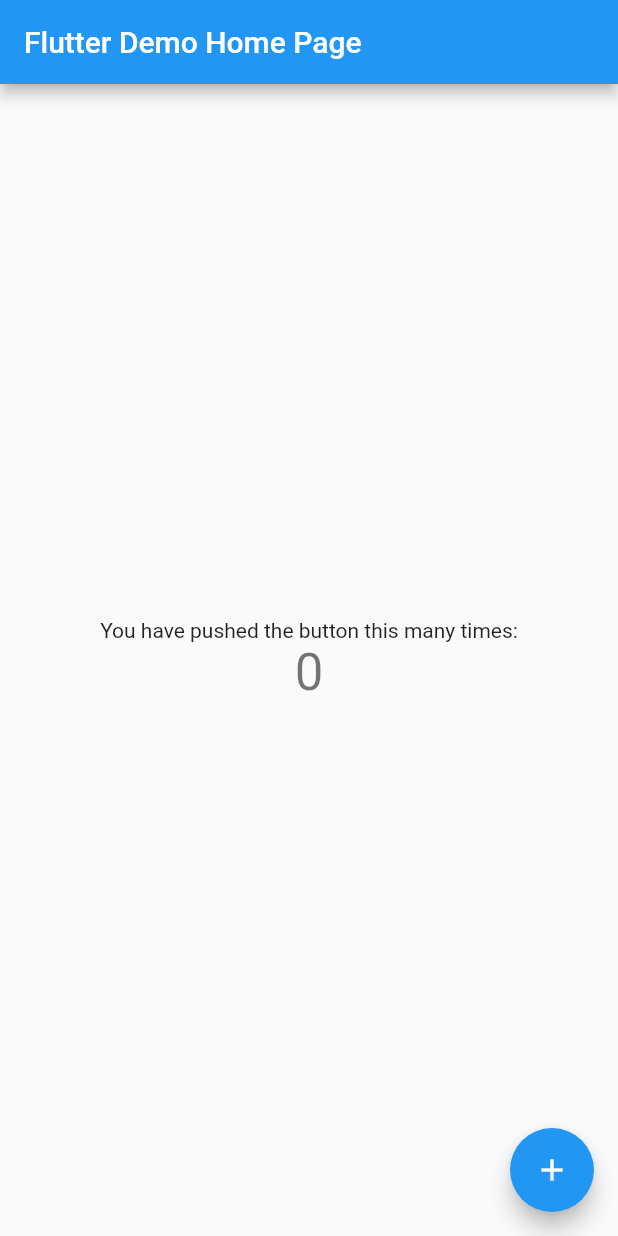
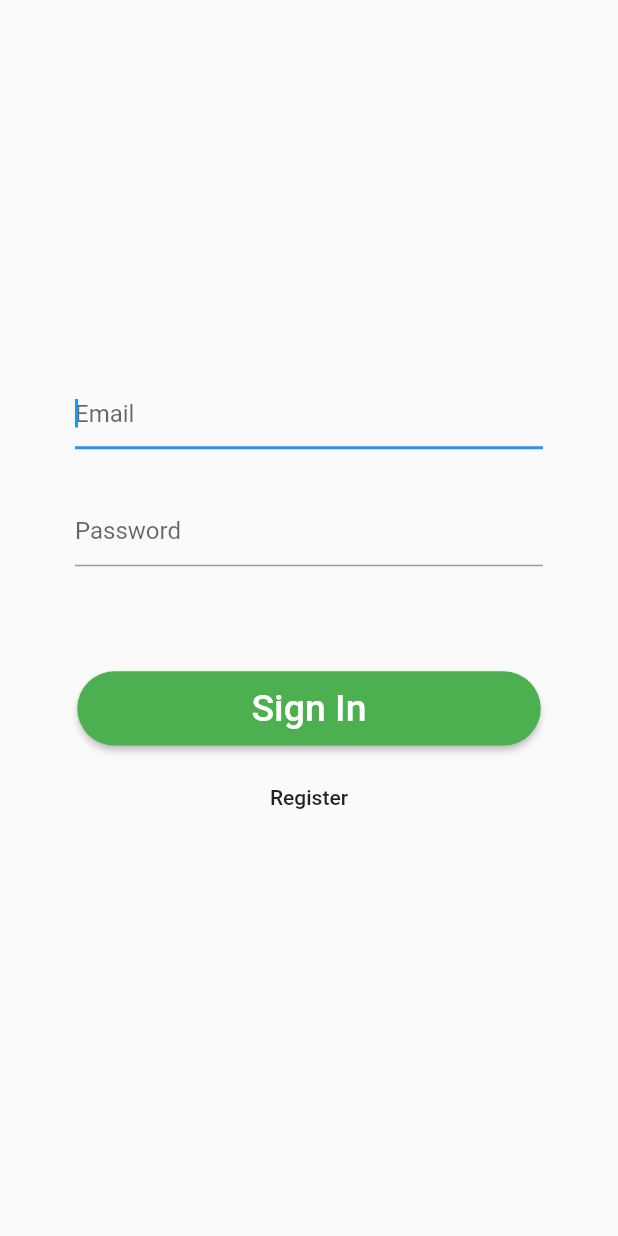
Before and after one commit to C-Harshul/AppTitude, a Flutter app: the screen it shows after launch, on a phone screen of 412 x 824 dp. Run offline on Flutter 3.47's test engine with Material 2 defaults, Android fonts, the phone set to English and light mode, and no system bars; our stand-ins replace cloud_firestore, firebase_auth; accounts and stored records are empty.

Commit message:
Added auth

```diff
--- a/lib/main.dart
+++ b/lib/main.dart
@@ -1,117 +1,23 @@
+import 'package:apptitude/services/auth.dart';
+import 'package:firebase_auth/firebase_auth.dart';
 import 'package:flutter/material.dart';
+import 'package:provider/provider.dart';
+import 'screens/wrapper.dart';
 
 void main() {
   runApp(MyApp());
 }
 
 class MyApp extends StatelessWidget {
-  // This widget is the root of your application.
   @override
   Widget build(BuildContext context) {
     return MaterialApp(
-      title: 'Flutter Demo',
-      theme: ThemeData(
-        // This is the theme of your application.
-        //
-        // Try running your application with "flutter run". You'll see the
-        // application has a blue toolbar. Then, without quitting the app, try
-        // changing the primarySwatch below to Colors.green and then invoke
-        // "hot reload" (press "r" in the console where you ran "flutter run",
-        // or simply save your changes to "hot reload" in a Flutter IDE).
-        // Notice that the counter didn't reset back to zero; the application
-        // is not restarted.
-        primarySwatch: Colors.blue,
-        // This makes the visual density adapt to the platform that you run
-        // the app on. For desktop platforms, the controls will be smaller and
-        // closer together (more dense) than on mobile platforms.
-        visualDensity: VisualDensity.adaptivePlatformDensity,
+      home: StreamProvider<FirebaseUser>.value(
+        value: AuthService().user,
+        builder: (context, child) {
+          return Wrapper();
+        },
       ),
-      home: MyHomePage(title: 'Flutter Demo Home Page'),
     );
   }
 }
-
-class MyHomePage extends StatefulWidget {
-  MyHomePage({Key key, this.title}) : super(key: key);
-
-  // This widget is the home page of your application. It is stateful, meaning
-  // that it has a State object (defined below) that contains fields that affect
-  // how it looks.
-
-  // This class is the configuration for the state. It holds the values (in this
-  // case the title) provided by the parent (in this case the App widget) and
-  // used by the build method of the State. Fields in a Widget subclass are
-  // always marked "final".
-
-  final String title;
-
-  @override
-  _MyHomePageState createState() => _MyHomePageState();
-}
-
-class _MyHomePageState extends State<MyHomePage> {
-  int _counter = 0;
-
-  void _incrementCounter() {
-    setState(() {
-      // This call to setState tells the Flutter framework that something has
-      // changed in this State, which causes it to rerun the build method below
-      // so that the display can reflect the updated values. If we changed
-      // _counter without calling setState(), then the build method would not be
-      // called again, and so nothing would appear to happen.
-      _counter++;
-    });
-  }
-
-  @override
-  Widget build(BuildContext context) {
-    // This method is rerun every time setState is called, for instance as done
-    // by the _incrementCounter method above.
-    //
-    // The Flutter framework has been optimized to make rerunning build methods
-    // fast, so that you can just rebuild anything that needs updating rather
-    // than having to individually change instances of widgets.
-    return Scaffold(
-      appBar: AppBar(
-        // Here we take the value from the MyHomePage object that was created by
-        // the App.build method, and use it to set our appbar title.
-        title: Text(widget.title),
-      ),
-      body: Center(
-        // Center is a layout widget. It takes a single child and positions it
-        // in the middle of the parent.
-        child: Column(
-          // Column is also a layout widget. It takes a list of children and
-          // arranges them vertically. By default, it sizes itself to fit its
-          // children horizontally, and tries to be as tall as its parent.
-          //
-          // Invoke "debug painting" (press "p" in the console, choose the
-          // "Toggle Debug Paint" action from the Flutter Inspector in Android
-          // Studio, or the "Toggle Debug Paint" command in Visual Studio Code)
-          // to see the wireframe for each widget.
-          //
-          // Column has various properties to control how it sizes itself and
-          // how it positions its children. Here we use mainAxisAlignment to
-          // center the children vertically; the main axis here is the vertical
-          // axis because Columns are vertical (the cross axis would be
-          // horizontal).
-          mainAxisAlignment: MainAxisAlignment.center,
-          children: <Widget>[
-            Text(
-              'You have pushed the button this many times:',
-            ),
-            Text(
-              '$_counter',
-              style: Theme.of(context).textTheme.headline4,
-            ),
-          ],
-        ),
-      ),
-      floatingActionButton: FloatingActionButton(
-        onPressed: _incrementCounter,
-        tooltip: 'Increment',
-        child: Icon(Icons.add),
-      ), // This trailing comma makes auto-formatting nicer for build methods.
-    );
-  }
-}
--- /dev/null
+++ b/lib/screens/authenticate/authenticate.dart
@@ -0,0 +1,26 @@
+import 'package:flutter/material.dart';
+import 'sign_in.dart';
+import 'register.dart';
+
+class Authenticate extends StatefulWidget {
+  @override
+  _AuthenticateState createState() => _AuthenticateState();
+}
+
+class _AuthenticateState extends State<Authenticate> {
+  bool showSignIn = true;
+
+  void toggleView(){
+    setState(() {
+      showSignIn = !showSignIn;
+    });
+  }
+
+  @override
+  Widget build(BuildContext context) {
+    if(showSignIn == true)
+      return SignInPage(toggleView: toggleView);
+    if(showSignIn == false)
+      return RegisterPage(toggleView: toggleView);
+  }
+}
--- /dev/null
+++ b/lib/screens/authenticate/sign_in.dart
@@ -0,0 +1,112 @@
+import 'package:apptitude/services/auth.dart';
+import 'package:flutter/material.dart';
+
+class SignInPage extends StatefulWidget {
+  final Function toggleView;
+
+  SignInPage({this.toggleView});
+
+  @override
+  _SignInPageState createState() => _SignInPageState();
+}
+
+class _SignInPageState extends State<SignInPage> {
+  var _deviceHeight;
+  var _deviceWidth;
+  final AuthService _auth = AuthService();
+
+  String _email = '';
+  String _password = '';
+  String error = '';
+  String _name = '';
+  bool isLoading = false;
+
+  final _formKey = GlobalKey<FormState>();
+
+  @override
+  Widget build(BuildContext context) {
+    _deviceHeight = MediaQuery.of(context).size.height;
+    _deviceWidth = MediaQuery.of(context).size.width;
+    return Scaffold(
+      body: isLoading
+          ? Center(child: CircularProgressIndicator())
+          : Center(
+              child: Container(
+                  padding: EdgeInsets.symmetric(vertical: 20, horizontal: 50),
+                  child: Form(
+                    key: _formKey,
+                    child: SingleChildScrollView(
+                      child: Column(
+                        children: <Widget>[
+                          SizedBox(height: 20),
+                          TextFormField(
+                            autofocus: true,
+                            keyboardType: TextInputType.emailAddress,
+                            decoration: InputDecoration(hintText: "Email"),
+                            validator: (val) => val.isEmpty ? 'Enter an email' : null,
+                            onChanged: (val) {
+                              setState(() {
+                                _email = val;
+                              });
+                            },
+                          ),
+                          SizedBox(height: 30),
+                          TextFormField(
+                            obscureText: true,
+                            decoration: InputDecoration(hintText: "Password"),
+                            validator: (val) => val.length < 6 ? 'Password should be longer than 6 characters' : null,
+                            onChanged: (val) {
+                              _password = val;
+                            },
+                          ),
+                          SizedBox(height: 70),
+                          SizedBox(
+                            width: _deviceWidth * 0.75,
+                            height: _deviceHeight * 0.06,
+                            child: RaisedButton(
+                                shape: RoundedRectangleBorder(borderRadius: BorderRadius.circular(50)),
+                                child: Text("Sign In", style: TextStyle(color: Colors.white, fontSize: 25)),
+                                color: Colors.green,
+                                onPressed: () async {
+                                  if (_formKey.currentState.validate()) {
+                                    setState(() {
+                                      isLoading = true;
+                                    });
+                                    print('valid');
+                                    var result = await _auth.signInWithEmailAndPassword(_email, _password);
+                                    print(result);
+                                    if (result == null)
+                                      setState(() {
+                                        error = 'Could not sign in';
+                                        isLoading = false;
+                                      });
+                                    else {
+                                      setState(() {
+                                        isLoading = false;
+                                        error = '';
+                                      });
+                                    }
+                                  }
+                                }),
+                          ),
+                          SizedBox(height: 10),
+                          SizedBox(
+                            width: _deviceWidth * 0.75,
+                            height: _deviceHeight * 0.06,
+                            child: FlatButton(
+                                color: Colors.transparent,
+                                child: Text("Register"),
+                                onPressed: () async {
+                                  widget.toggleView();
+                                }),
+                          ),
+                          SizedBox(height: 20),
+                          Text(error),
+                        ],
+                      ),
+                    ),
+                  )),
+            ),
+    );
+  }
+}
--- /dev/null
+++ b/lib/screens/wrapper.dart
@@ -0,0 +1,21 @@
+import 'package:firebase_auth/firebase_auth.dart';
+import 'package:flutter/material.dart';
+import 'package:provider/provider.dart';
+import 'authenticate/authenticate.dart';
+import 'home_page.dart';
+
+class Wrapper extends StatefulWidget {
+  @override
+  _WrapperState createState() => _WrapperState();
+}
+
+class _WrapperState extends State<Wrapper> {
+  @override
+  Widget build(BuildContext context) {
+    final user = Provider.of<FirebaseUser>(context);
+    if (user == null)
+      return Authenticate();
+    else
+      return HomePage();
+  }
+}
--- /dev/null
+++ b/lib/services/auth.dart
@@ -0,0 +1,52 @@
+import 'package:firebase_auth/firebase_auth.dart';
+import 'db_service.dart';
+
+class AuthService {
+  final FirebaseAuth _auth = FirebaseAuth.instance;
+  DBService dbService = DBService.instance;
+
+  Stream<FirebaseUser> get user {
+    return _auth.onAuthStateChanged.map(_userFromFirebaseUser);
+  }
+
+  FirebaseUser _userFromFirebaseUser(FirebaseUser user) {
+    return user != null ? user : null;
+  }
+
+  Future registerWithEmailAndPassword(
+      String email, String password, String displayName) async {
+    try {
+      AuthResult result = await _auth.createUserWithEmailAndPassword(email: email, password: password);
+      FirebaseUser user = result.user;
+      UserUpdateInfo userUpdateInfo = new UserUpdateInfo();
+      userUpdateInfo.displayName = displayName;
+      user.updateProfile(userUpdateInfo);
+      DBService.instance.createUser(user.uid, displayName, email);
+      return _userFromFirebaseUser(user);
+    } catch (e) {
+      print(e);
+      return null;
+    }
+  }
+
+  Future signInWithEmailAndPassword(String email, String password) async {
+    try {
+      //signs in user
+      AuthResult result = await _auth.signInWithEmailAndPassword(email: email, password: password);
+      FirebaseUser user = result.user;
+      return _userFromFirebaseUser(user);
+    } catch (e) {
+      print(e);
+      return null;
+    }
+  }
+
+  Future signOut() async {
+    try {
+      return await _auth.signOut();
+    } catch (e) {
+      print(e);
+      return null;
+    }
+  }
+}
--- /dev/null
+++ b/lib/services/db_service.dart
@@ -0,0 +1,37 @@
+import 'package:cloud_firestore/cloud_firestore.dart';
+
+class DBService {
+  Firestore _db;
+  static DBService instance = DBService();
+  String _usersCollection = "Users";
+  String _categoriesCollection = 'Categories';
+  String _flutterDocument = 'Flutter';
+  String _defaultLink = "https://medium.com/@blog.padmal/flutter-dismissible-widget-swipe-both-ways-a696a1edb67b";
+  String _defaultLinkName = "Flutter Dismissible";
+
+  DBService() {
+    _db = Firestore.instance;
+  }
+
+  Future createUser(String _uid, String _name, String _email) async {
+    try {
+      await _db
+          .collection(_usersCollection)
+          .document(_uid)
+          .collection(_categoriesCollection)
+          .document(_flutterDocument)
+          .setData({
+        "name": _flutterDocument,
+        "Links": [
+          {"link": _defaultLink, "name": _defaultLinkName}
+        ]
+      });
+      return await _db.collection(_usersCollection).document(_uid).setData({
+        "name": _name,
+        "email": _email,
+      });
+    } catch (e) {
+      print(e);
+    }
+  }
+}
--- a/pubspec.yaml
+++ b/pubspec.yaml
@@ -23,6 +23,10 @@ environment:
 dependencies:
   flutter:
     sdk: flutter
+  cloud_firestore:
+  firebase_auth:
+  google_sign_in:
+  provider:
 
 
   # The following adds the Cupertino Icons font to your application.
```
Also changed, not shown: lib/screens/authenticate/register.dart (added, +130 -0 lines), lib/screens/home_page.dart (added, +26 -0 lines), pubspec.lock, 1 other file.
